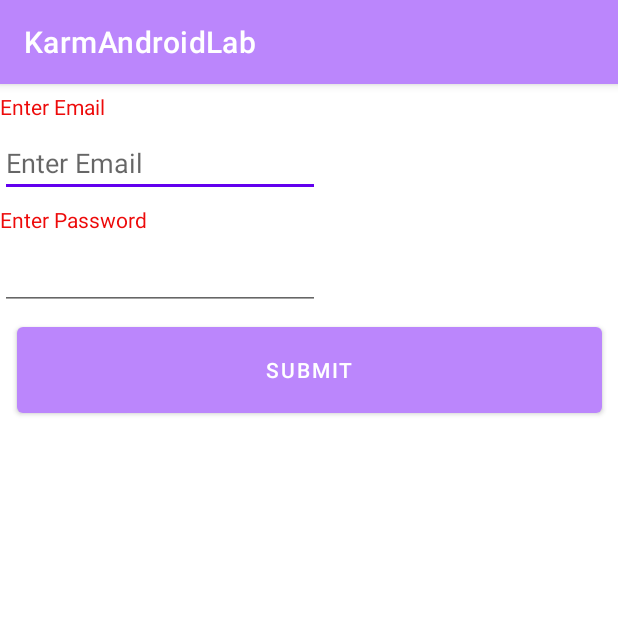
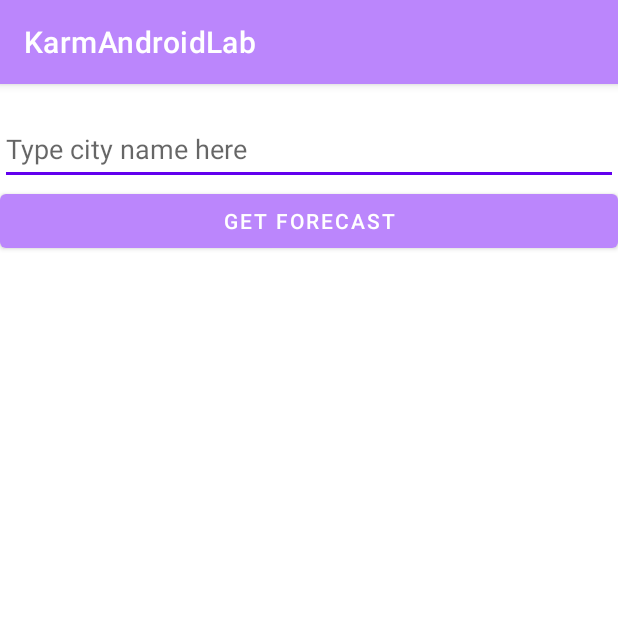
Before and after one commit to KP12120/KarmAndroidLab1, an Android app: the screen it shows after launch (MainActivity), on a phone screen of 412 x 824 dp, the top half of it. Run offline under Robolectric (Android 15) with nearby library versions, the light colour scheme and no system bars.

Commit message:
Finished Week 9 in JSON

```diff
--- a/app/build.gradle
+++ b/app/build.gradle
@@ -13,6 +13,8 @@ android {
         versionName "1.0"
 
         testInstrumentationRunner "androidx.test.runner.AndroidJUnitRunner"
+        minSdkVersion 24
+        targetSdkVersion 31
     }
 
     buildTypes {
@@ -25,6 +27,8 @@ android {
         sourceCompatibility JavaVersion.VERSION_1_8
         targetCompatibility JavaVersion.VERSION_1_8
     }
+    compileSdkVersion 31
+    buildToolsVersion '31.0.0'
 }
 
 dependencies {
--- a/app/src/main/AndroidManifest.xml
+++ b/app/src/main/AndroidManifest.xml
@@ -3,6 +3,7 @@
     package="com.example.karmandroidlab">
     <uses-permission android:name="android.permission.CALL_PHONE"/>
     <uses-feature android:name="android.hardware.camera" android:required="true"/>
+    <uses-permission android:name="android.permission.INTERNET"/>
     <application
         android:allowBackup="true"
         android:icon="@drawable/icon"
--- a/app/src/main/res/layout/activity_main.xml
+++ b/app/src/main/res/layout/activity_main.xml
@@ -1,62 +1,67 @@
 <?xml version="1.0" encoding="utf-8"?>
-<androidx.constraintlayout.widget.ConstraintLayout xmlns:android="http://schemas.android.com/apk/res/android"
-    xmlns:app="http://schemas.android.com/apk/res-auto"
-    xmlns:tools="http://schemas.android.com/tools"
+<LinearLayout xmlns:android="http://schemas.android.com/apk/res/android"
     android:layout_width="match_parent"
     android:layout_height="match_parent"
-    tools:context=".MainActivity">
+    android:orientation="vertical">
 
     <TextView
-        android:id="@+id/textView1"
+        android:id="@+id/textView"
         android:layout_width="wrap_content"
-        android:layout_height="wrap_content"
-        android:layout_marginTop="5dp"
-        android:text="@string/email"
-        app:layout_constraintTop_toTopOf="parent"
-        tools:ignore="MissingConstraints" />
+        android:layout_height="wrap_content" />
 
     <EditText
-        android:id="@+id/editTextEmailAddress"
-        android:layout_width="wrap_content"
+        android:id="@+id/cityTextField"
+        android:layout_width="match_parent"
         android:layout_height="wrap_content"
-        android:layout_marginTop="5dp"
-        android:ems="10"
-        android:hint="@string/email"
-        android:inputType="textEmailAddress"
-        app:layout_constraintTop_toBottomOf="@id/textView1"
-        tools:ignore="MissingConstraints" />
+        android:hint="Type city name here"
+        android:minHeight="48dp" />
+
+    <Button
+        android:id="@+id/forecastButton"
+        android:layout_width="match_parent"
+        android:layout_height="wrap_content"
+        android:text="@string/button_message" />
+
 
     <TextView
-        android:id="@+id/textView2"
-        android:layout_width="wrap_content"
+        android:id="@+id/temp"
+        android:layout_width="match_parent"
         android:layout_height="wrap_content"
-        android:layout_marginTop="5dp"
-        android:text="@string/password"
-        app:layout_constraintTop_toBottomOf="@id/editTextEmailAddress"
-        tools:ignore="MissingConstraints" />
+        android:text="Temp goes here"
+        android:visibility="invisible" />
 
-    <EditText
-        android:id="@+id/editTextPassword"
-        android:layout_width="wrap_content"
+    <TextView
+        android:id="@+id/maxTemp"
+        android:layout_width="match_parent"
         android:layout_height="wrap_content"
-        android:layout_marginTop="5dp"
-        android:ems="10"
-        android:inputType="textPassword"
-        app:layout_constraintTop_toBottomOf="@id/textView2"
-        tools:ignore="MissingConstraints" />
+        android:text="Max goes here"
+        android:visibility="invisible" />
 
-    <Button
-        android:id="@+id/loginButton"
-        android:layout_width="390dp"
-        android:layout_height="69dp"
-        android:layout_marginStart="10dp"
-        android:layout_marginTop="5dp"
-        android:layout_marginEnd="10dp"
-        android:text="@string/button_message"
-        app:layout_constraintEnd_toEndOf="parent"
-        app:layout_constraintStart_toStartOf="parent"
-        app:layout_constraintTop_toBottomOf="@id/editTextPassword"
-        tools:ignore="MissingConstraints" />
+    <TextView
+        android:id="@+id/minTemp"
+        android:layout_width="match_parent"
+        android:layout_height="wrap_content"
+        android:text="Min goes here"
+        android:visibility="invisible" />
 
+    <TextView
+        android:id="@+id/humidity"
+        android:layout_width="match_parent"
+        android:layout_height="wrap_content"
+        android:text="Humidity goes here"
+        android:visibility="invisible" />
 
-</androidx.constraintlayout.widget.ConstraintLayout>
+    <ImageView
+        android:id="@+id/icon"
+        android:layout_width="144dp"
+        android:layout_height="84dp"
+        android:visibility="invisible" />
+
+    <TextView
+        android:id="@+id/description"
+        android:layout_width="match_parent"
+        android:layout_height="wrap_content"
+        android:text="Description goes here"
+        android:visibility="invisible" />
+
+</LinearLayout>
--- a/app/src/main/res/values/strings.xml
+++ b/app/src/main/res/values/strings.xml
@@ -1,11 +1,7 @@
 <resources>
     <string name="app_name">KarmAndroidLab</string>
-    <string name="email">Enter Email</string>
-    <string name="email_new">Email</string>
-    <string name="password">Enter Password</string>
-    <string name="button_message">Submit</string>
-    <string name="button">Call Number</string>
-    <string name="button2">Click picture</string>
+    <string name="button_message">Get Forecast</string>
+
 
 
 </resources>
```
Also changed, not shown: app/src/main/java/com/example/karmandroid/MainActivity.java (deleted, +0 -134 lines), app/src/main/java/com/example/karmandroidlab/MainActivity.java (+124 -54 lines), app/src/main/java/com/example/karmandroidlab/Secondactivity.java (deleted, +0 -121 lines), 2 other files.
